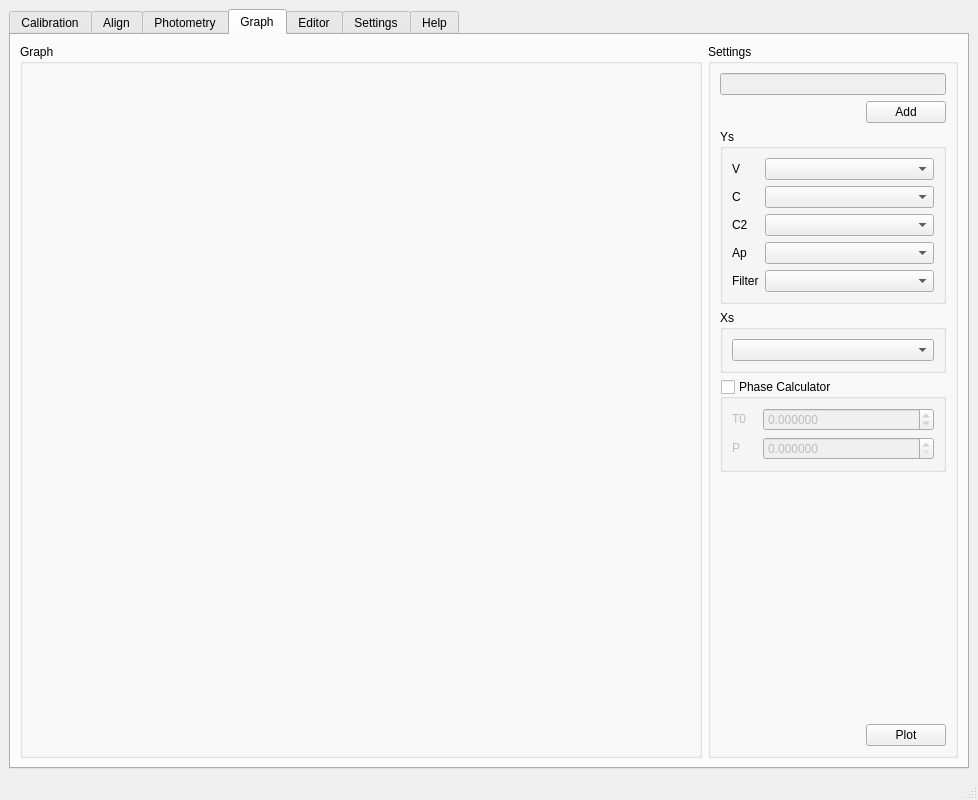
This is gui/myraf.ui in myrafproject/myrafproject as Qt 5 draws it before an edit. The edited form follows.
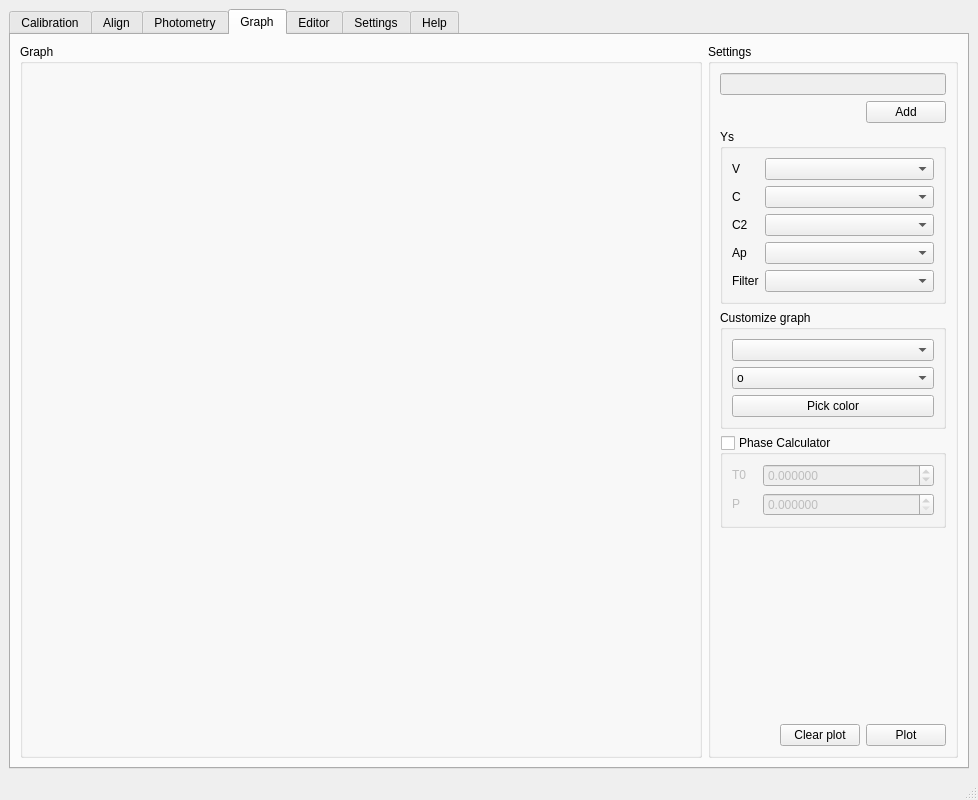
This is the edited form. The open tabs and pages were chosen to show the change. Custom widgets are drawn as their Qt base class.

Commit message: add: shape and color selection on graph

Patch:
```diff
--- a/gui/myraf.ui
+++ b/gui/myraf.ui
@@ -652,34 +652,167 @@
            <string>Settings</string>
           </property>
           <layout class="QGridLayout" name="gridLayout_58">
-           <item row="0" column="0" colspan="2">
-            <widget class="QLineEdit" name="graph_path">
+           <item row="4" column="0" colspan="3">
+            <widget class="QGroupBox" name="graph_do_phase">
              <property name="enabled">
+              <bool>true</bool>
+             </property>
+             <property name="title">
+              <string>Phase Calculator</string>
+             </property>
+             <property name="checkable">
+              <bool>true</bool>
+             </property>
+             <property name="checked">
               <bool>false</bool>
              </property>
+             <layout class="QGridLayout" name="gridLayout_62">
+              <item row="0" column="0">
+               <widget class="QLabel" name="label_40">
+                <property name="minimumSize">
+                 <size>
+                  <width>25</width>
+                  <height>20</height>
+                 </size>
+                </property>
+                <property name="maximumSize">
+                 <size>
+                  <width>25</width>
+                  <height>20</height>
+                 </size>
+                </property>
+                <property name="text">
+                 <string>T0</string>
+                </property>
+               </widget>
+              </item>
+              <item row="0" column="1">
+               <widget class="QDoubleSpinBox" name="graph_t_0">
+                <property name="decimals">
+                 <number>6</number>
+                </property>
+                <property name="minimum">
+                 <double>-100000000000000005366162204393472.000000000000000</double>
+                </property>
+                <property name="maximum">
+                 <double>9999999999999999635896294965248.000000000000000</double>
+                </property>
+               </widget>
+              </item>
+              <item row="1" column="0">
+               <widget class="QLabel" name="label_41">
+                <property name="minimumSize">
+                 <size>
+                  <width>25</width>
+                  <height>20</height>
+                 </size>
+                </property>
+                <property name="maximumSize">
+                 <size>
+                  <width>25</width>
+                  <height>20</height>
+                 </size>
+                </property>
+                <property name="text">
+                 <string>P</string>
+                </property>
+               </widget>
+              </item>
+              <item row="1" column="1">
+               <widget class="QDoubleSpinBox" name="graph_period">
+                <property name="decimals">
+                 <number>6</number>
+                </property>
+                <property name="minimum">
+                 <double>0.000000000000000</double>
+                </property>
+                <property name="maximum">
+                 <double>9999999999999999635896294965248.000000000000000</double>
+                </property>
+               </widget>
+              </item>
+             </layout>
             </widget>
            </item>
-           <item row="1" column="0">
-            <spacer name="horizontalSpacer_18">
-             <property name="orientation">
-              <enum>Qt::Horizontal</enum>
+           <item row="3" column="0" colspan="3">
+            <widget class="QGroupBox" name="groupBox_24">
+             <property name="title">
+              <string>Customize graph</string>
              </property>
-             <property name="sizeHint" stdset="0">
-              <size>
-               <width>141</width>
-               <height>20</height>
-              </size>
-             </property>
-            </spacer>
-           </item>
-           <item row="1" column="1">
-            <widget class="QPushButton" name="graph_get_file">
-             <property name="text">
-              <string>Add</string>
-             </property>
+             <layout class="QGridLayout" name="gridLayout_61">
+              <item row="0" column="0">
+               <widget class="QComboBox" name="graph_x_values"/>
+              </item>
+              <item row="1" column="0">
+               <widget class="QComboBox" name="graph_shape">
+                <item>
+                 <property name="text">
+                  <string>o</string>
+                 </property>
+                </item>
+                <item>
+                 <property name="text">
+                  <string>,</string>
+                 </property>
+                </item>
+                <item>
+                 <property name="text">
+                  <string>.</string>
+                 </property>
+                </item>
+                <item>
+                 <property name="text">
+                  <string>x</string>
+                 </property>
+                </item>
+                <item>
+                 <property name="text">
+                  <string>+</string>
+                 </property>
+                </item>
+                <item>
+                 <property name="text">
+                  <string>v</string>
+                 </property>
+                </item>
+                <item>
+                 <property name="text">
+                  <string>^</string>
+                 </property>
+                </item>
+                <item>
+                 <property name="text">
+                  <string>&lt;</string>
+                 </property>
+                </item>
+                <item>
+                 <property name="text">
+                  <string>&gt;</string>
+                 </property>
+                </item>
+                <item>
+                 <property name="text">
+                  <string>s</string>
+                 </property>
+                </item>
+                <item>
+                 <property name="text">
+                  <string>d</string>
+                 </property>
+                </item>
+               </widget>
+              </item>
+              <item row="2" column="0">
+               <widget class="QPushButton" name="graph_color_picker">
+                <property name="text">
+                 <string>Pick color</string>
+                </property>
+               </widget>
+              </item>
+             </layout>
             </widget>
            </item>
-           <item row="2" column="0" colspan="2">
+           <item row="2" column="0" colspan="3">
             <widget class="QGroupBox" name="groupBox_23">
              <property name="title">
               <string>Ys</string>
@@ -786,101 +919,34 @@
              </layout>
             </widget>
            </item>
-           <item row="3" column="0" colspan="2">
-            <widget class="QGroupBox" name="groupBox_24">
-             <property name="title">
-              <string>Xs</string>
+           <item row="1" column="2">
+            <widget class="QPushButton" name="graph_get_file">
+             <property name="text">
+              <string>Add</string>
              </property>
-             <layout class="QGridLayout" name="gridLayout_61">
-              <item row="0" column="0">
-               <widget class="QComboBox" name="graph_x_values"/>
-              </item>
-             </layout>
             </widget>
            </item>
-           <item row="4" column="0" colspan="2">
-            <widget class="QGroupBox" name="graph_do_phase">
+           <item row="1" column="0">
+            <spacer name="horizontalSpacer_18">
+             <property name="orientation">
+              <enum>Qt::Horizontal</enum>
+             </property>
+             <property name="sizeHint" stdset="0">
+              <size>
+               <width>141</width>
+               <height>20</height>
+              </size>
+             </property>
+            </spacer>
+           </item>
+           <item row="0" column="0" colspan="3">
+            <widget class="QLineEdit" name="graph_path">
              <property name="enabled">
-              <bool>true</bool>
-             </property>
-             <property name="title">
-              <string>Phase Calculator</string>
-             </property>
-             <property name="checkable">
-              <bool>true</bool>
-             </property>
-             <property name="checked">
               <bool>false</bool>
              </property>
-             <layout class="QGridLayout" name="gridLayout_62">
-              <item row="0" column="0">
-               <widget class="QLabel" name="label_40">
-                <property name="minimumSize">
-                 <size>
-                  <width>25</width>
-                  <height>20</height>
-                 </size>
-                </property>
-                <property name="maximumSize">
-                 <size>
-                  <width>25</width>
-                  <height>20</height>
-                 </size>
-                </property>
-                <property name="text">
-                 <string>T0</string>
-                </property>
-               </widget>
-              </item>
-              <item row="0" column="1">
-               <widget class="QDoubleSpinBox" name="graph_t_0">
-                <property name="decimals">
-                 <number>6</number>
-                </property>
-                <property name="minimum">
-                 <double>-100000000000000005366162204393472.000000000000000</double>
-                </property>
-                <property name="maximum">
-                 <double>9999999999999999635896294965248.000000000000000</double>
-                </property>
-               </widget>
-              </item>
-              <item row="1" column="0">
-               <widget class="QLabel" name="label_41">
-                <property name="minimumSize">
-                 <size>
-                  <width>25</width>
-                  <height>20</height>
-                 </size>
-                </property>
-                <property name="maximumSize">
-                 <size>
-                  <width>25</width>
-                  <height>20</height>
-                 </size>
-                </property>
-                <property name="text">
-                 <string>P</string>
-                </property>
-               </widget>
-              </item>
-              <item row="1" column="1">
-               <widget class="QDoubleSpinBox" name="graph_period">
-                <property name="decimals">
-                 <number>6</number>
-                </property>
-                <property name="minimum">
-                 <double>0.000000000000000</double>
-                </property>
-                <property name="maximum">
-                 <double>9999999999999999635896294965248.000000000000000</double>
-                </property>
-               </widget>
-              </item>
-             </layout>
             </widget>
            </item>
-           <item row="5" column="0">
+           <item row="6" column="0">
             <spacer name="verticalSpacer_5">
              <property name="orientation">
               <enum>Qt::Vertical</enum>
@@ -893,7 +959,7 @@
              </property>
             </spacer>
            </item>
-           <item row="6" column="0">
+           <item row="8" column="0">
             <spacer name="horizontalSpacer_19">
              <property name="orientation">
               <enum>Qt::Horizontal</enum>
@@ -906,13 +972,20 @@
              </property>
             </spacer>
            </item>
-           <item row="6" column="1">
+           <item row="8" column="2">
             <widget class="QPushButton" name="graph_plot">
              <property name="text">
               <string>Plot</string>
              </property>
             </widget>
            </item>
+           <item row="8" column="1">
+            <widget class="QPushButton" name="clear_plot_btn">
+             <property name="text">
+              <string>Clear plot</string>
+             </property>
+            </widget>
+           </item>
           </layout>
          </widget>
         </item>
```
The commit also changes 2 other files.
